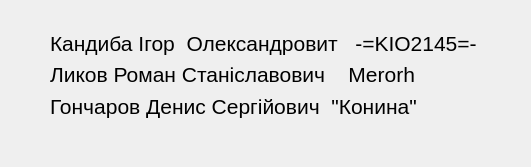
First picture: the form in third_eye/autor.ui, repository sensei22/third_eye, before the edit.
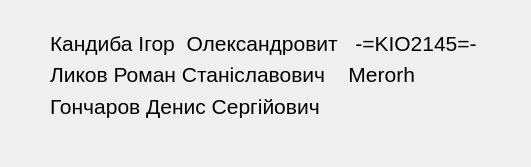
Second picture: the form after the edit.

Diff of the .ui file:
```diff
--- a/third_eye/autor.ui
+++ b/third_eye/autor.ui
@@ -13,7 +13,7 @@
   <property name="windowTitle">
    <string>Dialog</string>
   </property>
-  <widget class="QWidget" name="">
+  <widget class="QWidget" name="layoutWidget">
    <property name="geometry">
     <rect>
      <x>50</x>
@@ -55,7 +55,7 @@
        </font>
       </property>
       <property name="text">
-       <string>Гончаров Денис Сергійович  &quot;Конина&quot;</string>
+       <string>Гончаров Денис Сергійович  </string>
       </property>
      </widget>
     </item>
```
